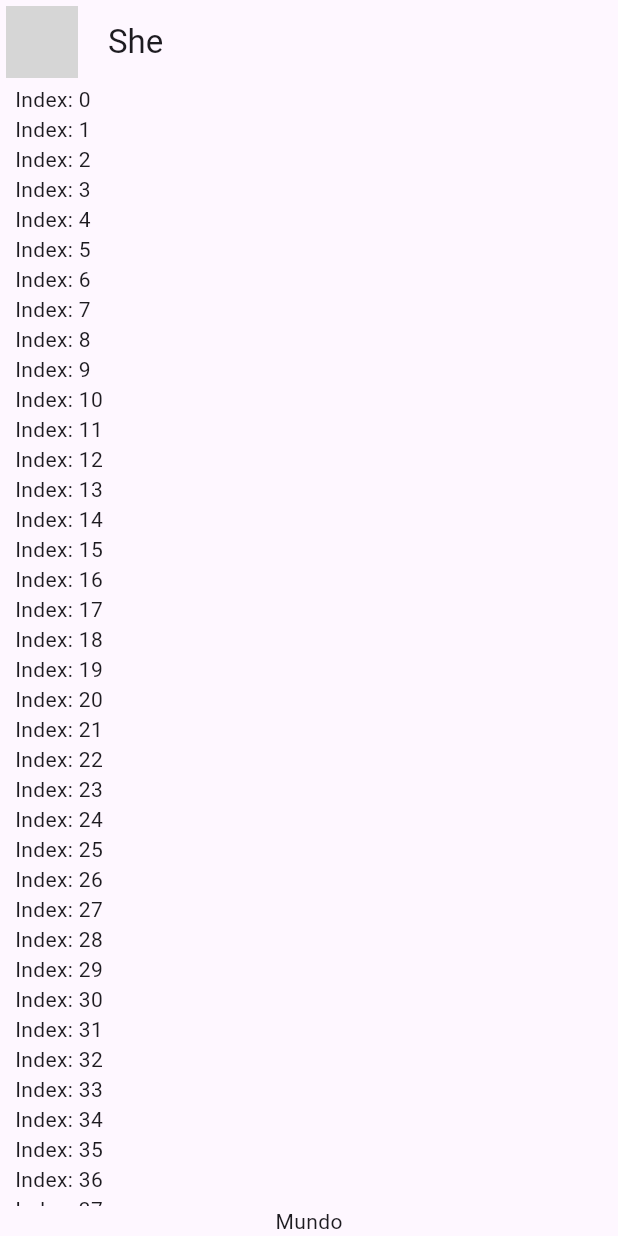
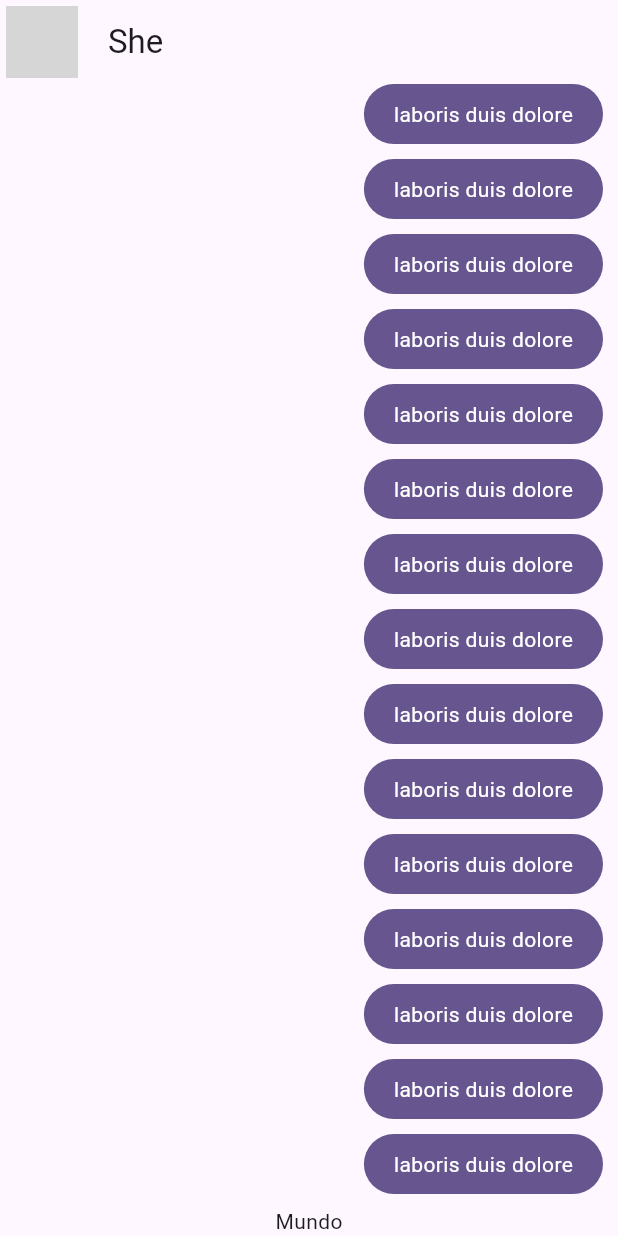
Before and after one commit to jermp96/yes_no_app, a Flutter app: the screen it shows after launch, on a phone screen of 412 x 824 dp. Run offline on Flutter 3.47's test engine with Material 2 defaults, Android fonts, the phone set to English and light mode, and no system bars; network calls fail; grey boxes are pictures that could not be loaded.

Commit message:
My messages

```diff
--- a/lib/main.dart
+++ b/lib/main.dart
@@ -1,6 +1,6 @@
 import 'package:flutter/material.dart';
 import 'package:yes_no_app/config/theme/app_theme.dart';
-import 'package:yes_no_app/presentation/chat/chat_screen.dart';
+import 'package:yes_no_app/presentation/screens/chat/chat_screen.dart';
 
 void main() => runApp(MyApp());
 
--- a/lib/presentation/chat/chat_screen.dart
+++ b/lib/presentation/screens/chat/chat_screen.dart
@@ -1,4 +1,5 @@
 import 'package:flutter/material.dart';
+import 'package:yes_no_app/presentation/widgets/chat/my_message_bubble.dart';
 
 class ChatScreen extends StatelessWidget {
   const ChatScreen ({Key? key}) : super(key: key);
@@ -32,7 +33,7 @@ class _ChatView extends StatelessWidget {
           children: [
             Expanded(
               child: ListView.builder(itemCount: 100, itemBuilder: (context, index) {
-                return Text('Index: $index');
+                return const MyMessageBubble();
               },)
             ),
             Text('Mundo')
--- /dev/null
+++ b/lib/presentation/widgets/chat/my_message_bubble.dart
@@ -0,0 +1,27 @@
+import 'package:flutter/material.dart';
+
+class MyMessageBubble extends StatelessWidget {
+  const MyMessageBubble({Key? key}) : super(key: key);
+
+  @override
+  Widget build(BuildContext context) {
+    final colors = Theme.of(context).colorScheme;
+
+    return Column(
+      crossAxisAlignment: CrossAxisAlignment.end,
+      children: [
+        Container(
+          decoration: BoxDecoration(
+            color: colors.primary,
+            borderRadius: BorderRadius.circular(20)
+          ),
+          child: const Padding(
+            padding: EdgeInsets.symmetric(horizontal: 20, vertical: 10),
+            child: Text('laboris duis dolore', style: TextStyle(color: Colors.white),),
+          ),
+        ),
+        const SizedBox(height: 10,)
+      ],
+    );
+  }
+}
```
